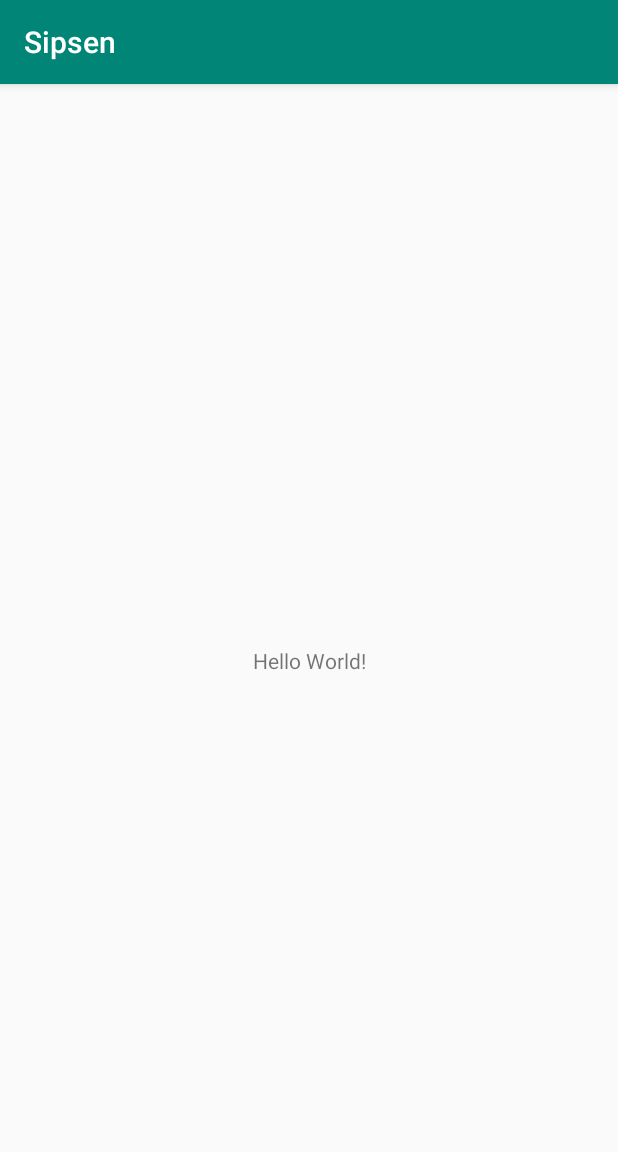
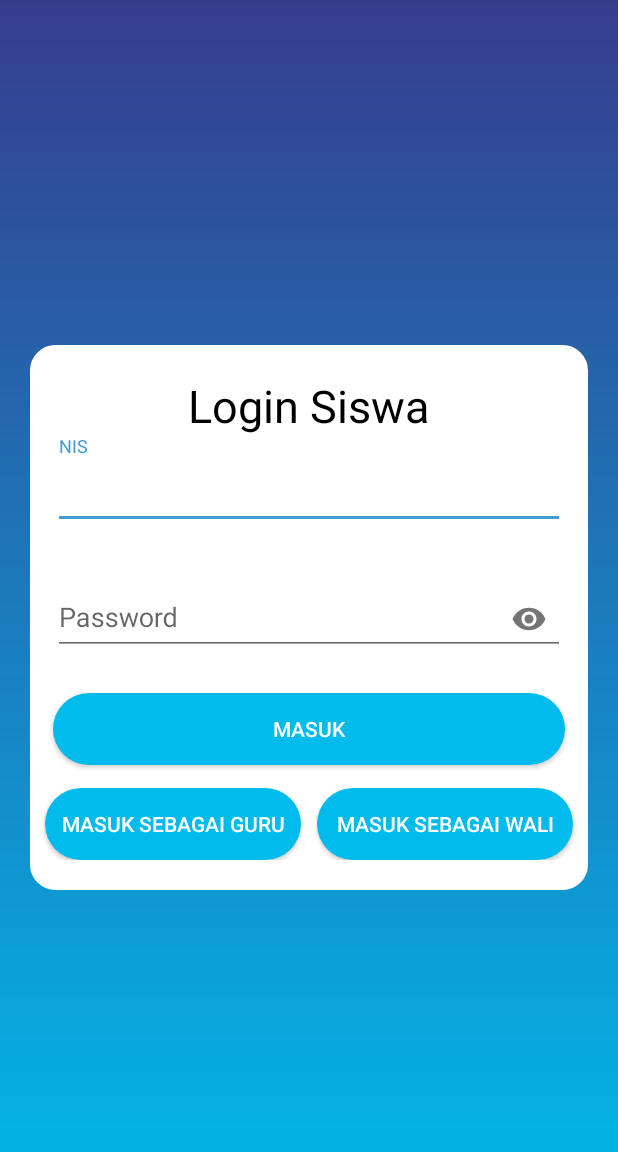
Before and after one commit to fiqrimfr2729/Sipsen-Mobile, an Android app: the screen it shows after launch (MainActivity before the commit, LoginActivity after it), on a phone screen of 412 x 824 dp. Shown: the top 1152 px of the screen. Run offline under Robolectric (Android 15) with nearby library versions, the phone set to English and light mode, and no system bars.

Commit message:
first commit

```diff
--- a/app/build.gradle
+++ b/app/build.gradle
@@ -31,4 +31,7 @@ dependencies {
     testImplementation 'junit:junit:4.12'
     androidTestImplementation 'androidx.test.ext:junit:1.1.0'
     androidTestImplementation 'androidx.test.espresso:espresso-core:3.1.1'
+
+    implementation 'com.android.support:design:29'
+    implementation 'de.hdodenhof:circleimageview:2.2.0'
 }
--- /dev/null
+++ b/app/src/main/java/com/example/sipsen/LoginActivity.kt
@@ -0,0 +1,12 @@
+package com.example.sipsen
+
+import androidx.appcompat.app.AppCompatActivity
+import android.os.Bundle
+
+class LoginActivity : AppCompatActivity() {
+
+    override fun onCreate(savedInstanceState: Bundle?) {
+        super.onCreate(savedInstanceState)
+        setContentView(R.layout.activity_login)
+    }
+}
--- /dev/null
+++ b/app/src/main/res/drawable/bg_login.xml
@@ -0,0 +1,10 @@
+<?xml version="1.0" encoding="UTF-8"?>
+<shape xmlns:android="http://schemas.android.com/apk/res/android">
+    <solid android:color="#FFFFFF"/>
+    <stroke android:width="3dp" android:color="#fff" />
+    <corners android:radius="15dp"/>
+    <padding
+        android:left="0dp"
+        android:top="0dp"
+        android:right="0dp" android:bottom="0dp" />
+</shape>
--- /dev/null
+++ b/app/src/main/res/drawable/btn_rounded.xml
@@ -0,0 +1,11 @@
+<?xml version="1.0" encoding="utf-8"?>
+<selector xmlns:android="http://schemas.android.com/apk/res/android">
+    <item>
+        <shape android:shape="rectangle">
+            <solid android:color="#00bbec"/>
+            <stroke android:color="#8A2BE2" android:width="0dp" />
+            <!--corners allow us to make the rounded corners button-->
+            <corners android:radius="30dp" />
+        </shape>
+    </item>
+</selector>
--- /dev/null
+++ b/app/src/main/res/drawable/gradient1.xml
@@ -0,0 +1,8 @@
+<?xml version="1.0" encoding="utf-8"?>
+<shape xmlns:android="http://schemas.android.com/apk/res/android">
+    <gradient
+        android:startColor="#00bbec"
+        android:endColor="#363D8D"
+        android:angle="90"/>
+
+</shape>
--- /dev/null
+++ b/app/src/main/res/drawable/ic_android_black_24dp.xml
@@ -0,0 +1,5 @@
+<vector android:height="24dp" android:tint="#398099"
+    android:viewportHeight="24.0" android:viewportWidth="24.0"
+    android:width="24dp" xmlns:android="http://schemas.android.com/apk/res/android">
+    <path android:fillColor="#FF000000" android:pathData="M6,18c0,0.55 0.45,1 1,1h1v3.5c0,0.83 0.67,1.5 1.5,1.5s1.5,-0.67 1.5,-1.5L11,19h2v3.5c0,0.83 0.67,1.5 1.5,1.5s1.5,-0.67 1.5,-1.5L16,19h1c0.55,0 1,-0.45 1,-1L18,8L6,8v10zM3.5,8C2.67,8 2,8.67 2,9.5v7c0,0.83 0.67,1.5 1.5,1.5S5,17.33 5,16.5v-7C5,8.67 4.33,8 3.5,8zM20.5,8c-0.83,0 -1.5,0.67 -1.5,1.5v7c0,0.83 0.67,1.5 1.5,1.5s1.5,-0.67 1.5,-1.5v-7c0,-0.83 -0.67,-1.5 -1.5,-1.5zM15.53,2.16l1.3,-1.3c0.2,-0.2 0.2,-0.51 0,-0.71 -0.2,-0.2 -0.51,-0.2 -0.71,0l-1.48,1.48C13.85,1.23 12.95,1 12,1c-0.96,0 -1.86,0.23 -2.66,0.63L7.85,0.15c-0.2,-0.2 -0.51,-0.2 -0.71,0 -0.2,0.2 -0.2,0.51 0,0.71l1.31,1.31C6.97,3.26 6,5.01 6,7h12c0,-1.99 -0.97,-3.75 -2.47,-4.84zM10,5L9,5L9,4h1v1zM15,5h-1L14,4h1v1z"/>
+</vector>
--- /dev/null
+++ b/app/src/main/res/drawable/ic_person_black_24dp.xml
@@ -0,0 +1,5 @@
+<vector android:height="24dp" android:tint="#398099"
+    android:viewportHeight="24.0" android:viewportWidth="24.0"
+    android:width="24dp" xmlns:android="http://schemas.android.com/apk/res/android">
+    <path android:fillColor="#FF000000" android:pathData="M12,12c2.21,0 4,-1.79 4,-4s-1.79,-4 -4,-4 -4,1.79 -4,4 1.79,4 4,4zM12,14c-2.67,0 -8,1.34 -8,4v2h16v-2c0,-2.66 -5.33,-4 -8,-4z"/>
+</vector>
--- /dev/null
+++ b/app/src/main/res/layout/activity_login.xml
@@ -0,0 +1,103 @@
+<?xml version="1.0" encoding="utf-8"?>
+<LinearLayout
+    xmlns:android="http://schemas.android.com/apk/res/android"
+    xmlns:app="http://schemas.android.com/apk/res-auto"
+    xmlns:tools="http://schemas.android.com/tools"
+    android:layout_width="match_parent"
+    android:layout_height="match_parent"
+    android:orientation="vertical"
+    android:background="@drawable/gradient1"
+    android:gravity="center"
+    tools:context=".LoginActivity">
+
+    <LinearLayout
+        android:layout_width="match_parent"
+        android:layout_height="wrap_content"
+        android:orientation="vertical"
+        android:background="@drawable/bg_login"
+        android:gravity="center"
+        android:layout_margin="20dp">
+        <TextView
+            android:layout_width="wrap_content"
+            android:layout_height="wrap_content"
+            android:text="Login Siswa"
+            android:textSize="30sp"
+            android:textColor="#000"
+            android:layout_marginTop="20dp"/>
+
+        <com.google.android.material.textfield.TextInputLayout
+            android:layout_width="match_parent"
+            android:layout_height="wrap_content"
+            android:layout_marginBottom="10dp">
+
+            <EditText
+                android:id="@+id/txtemail"
+                android:layout_width="match_parent"
+                android:layout_height="wrap_content"
+                android:paddingTop="16dp"
+                android:ems="10"
+                android:autofillHints=""
+                android:hint="NIS"
+                android:inputType="number"
+                tools:targetApi="o"
+                android:layout_margin="15dp"/>
+
+        </com.google.android.material.textfield.TextInputLayout>
+
+        <com.google.android.material.textfield.TextInputLayout
+            android:layout_width="match_parent"
+            android:layout_height="wrap_content"
+            app:passwordToggleEnabled="true">
+
+            <EditText
+                android:id="@+id/txtPw"
+                android:layout_width="match_parent"
+                android:layout_height="wrap_content"
+                android:hint="Password"
+                android:autofillHints=""
+                android:inputType="textPassword"
+                android:singleLine="true"
+                android:layout_margin="15dp"
+                tools:targetApi="o" />
+
+        </com.google.android.material.textfield.TextInputLayout>
+
+        <Button
+            android:layout_width="match_parent"
+            android:layout_height="wrap_content"
+            android:layout_marginTop="10dp"
+            android:layout_marginRight="15dp"
+            android:layout_marginLeft="15dp"
+            android:layout_marginBottom="15dp"
+            android:background="@drawable/btn_rounded"
+            android:text="Masuk"
+            android:textColor="@color/white"/>
+
+        <LinearLayout
+            android:layout_width="match_parent"
+            android:layout_height="wrap_content"
+            android:orientation="horizontal"
+            android:layout_marginBottom="20dp">
+            <Button
+                android:layout_width="0dp"
+                android:layout_weight="1"
+                android:layout_height="wrap_content"
+                android:layout_marginLeft="10dp"
+                android:text="Masuk Sebagai Guru"
+                android:background="@drawable/btn_rounded"
+                android:layout_marginRight="5dp"
+                android:textColor="@color/white"/>
+            <Button
+                android:layout_width="0dp"
+                android:layout_weight="1"
+                android:layout_height="wrap_content"
+                android:layout_marginRight="10dp"
+                android:text="Masuk Sebagai Wali"
+                android:layout_marginLeft="5dp"
+                android:background="@drawable/btn_rounded"
+                android:textColor="@color/white"/>
+        </LinearLayout>
+
+    </LinearLayout>
+
+</LinearLayout>
--- a/app/src/main/res/values/colors.xml
+++ b/app/src/main/res/values/colors.xml
@@ -1,6 +1,19 @@
 <?xml version="1.0" encoding="utf-8"?>
 <resources>
-    <color name="colorPrimary">#008577</color>
     <color name="colorPrimaryDark">#00574B</color>
     <color name="colorAccent">#D81B60</color>
+    <color name="colorPrimary">#3F51B5</color>
+    <color name="colorLightLightGreen">#44E6C6</color>
+
+    <color name="purple_500">#9c27b0</color>
+    <color name="deep_purple_500">#673ab7</color>
+    <color name="indigo_500">#3f51b5</color>
+    <color name="blue_500">#2196f3</color>
+    <color name="cyan_500">#00bcd4</color>
+    <color name="light_blue_500">#03a9f4</color>
+    <color name="white">#ffffff</color>
+
+    <color name="colorLightBlue">#439BD0</color>
+    <color name="colorLightGreen">#91C95C</color>
+    <color name="colorLightBrown">#FEEED4</color>
 </resources>
--- a/app/src/main/res/values/styles.xml
+++ b/app/src/main/res/values/styles.xml
@@ -1,11 +1,18 @@
 <resources>
 
     <!-- Base application theme. -->
-    <style name="AppTheme" parent="Theme.AppCompat.Light.DarkActionBar">
+    <style name="AppTheme" parent="Theme.AppCompat.Light.NoActionBar">
         <!-- Customize your theme here. -->
         <item name="colorPrimary">@color/colorPrimary</item>
         <item name="colorPrimaryDark">@color/colorPrimaryDark</item>
         <item name="colorAccent">@color/colorAccent</item>
     </style>
 
+    <style name="AppThemeLogin" parent="Theme.AppCompat.Light.NoActionBar">
+        <!-- Customize your theme here. -->
+        <item name="colorPrimary">@color/colorLightBlue</item>
+        <item name="colorPrimaryDark">@color/colorLightGreen</item>
+        <item name="colorAccent">@color/colorLightBlue</item>
+    </style>
+
 </resources>
```
Also changed, not shown: app/src/main/AndroidManifest.xml (+7 -2 lines), app/src/main/java/com/example/sipsen/DashboardActivity.kt (added, +12 -0 lines), app/src/main/java/com/example/sipsen/LoginGuruActivity.kt (added, +12 -0 lines), app/src/main/java/com/example/sipsen/LoginWaliActivity.kt (added, +12 -0 lines), app/src/main/res/drawable/border.xml (added, +16 -0 lines), app/src/main/res/layout-v21/activity_dashboard.xml (added, +110 -0 lines), app/src/main/res/layout/activity_dashboard.xml (added, +51 -0 lines), app/src/main/res/layout/activity_login_guru2.xml (added, +78 -0 lines), app/src/main/res/layout/activity_login_wali.xml (added, +86 -0 lines).
